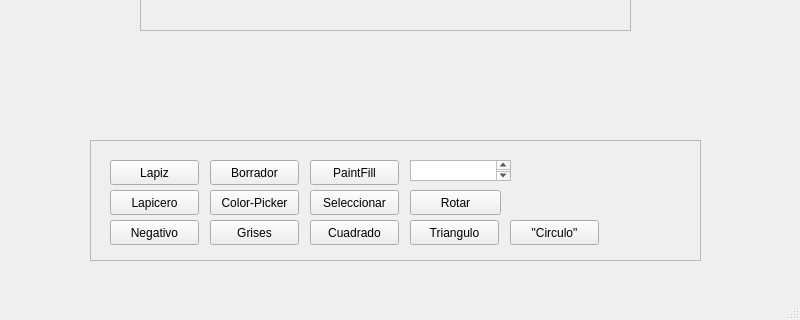
First picture: the form in Interfaz/mainwindow.ui, repository dylangf16/Proyecto-02-CE-2103, before the edit; both pictures show x 0 to 800 and y 280 to 600 of the 800 by 600 pixel window.
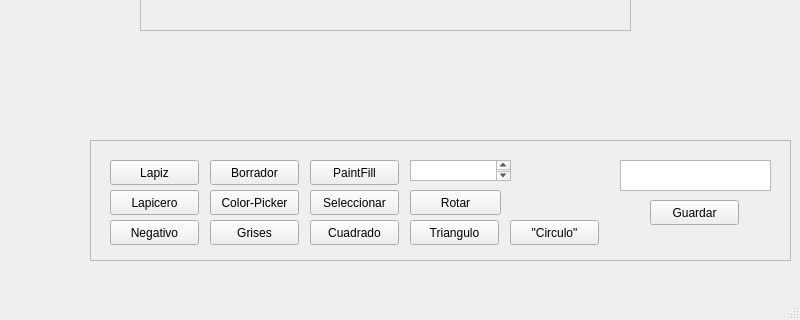
Second picture: the form after the edit.

Commit message: Guardar imagen BMP

What changed in the file:
```diff
--- a/Interfaz/mainwindow.ui
+++ b/Interfaz/mainwindow.ui
@@ -136,7 +136,7 @@
      <rect>
       <x>90</x>
       <y>420</y>
-      <width>611</width>
+      <width>701</width>
       <height>121</height>
      </rect>
     </property>
@@ -151,7 +151,7 @@
       <rect>
        <x>10</x>
        <y>10</y>
-       <width>591</width>
+       <width>681</width>
        <height>101</height>
       </rect>
      </property>
@@ -321,6 +321,32 @@
        <string>&quot;Circulo&quot;</string>
       </property>
      </widget>
+     <widget class="QPlainTextEdit" name="plainTextGetName">
+      <property name="geometry">
+       <rect>
+        <x>520</x>
+        <y>10</y>
+        <width>151</width>
+        <height>31</height>
+       </rect>
+      </property>
+      <property name="overwriteMode">
+       <bool>false</bool>
+      </property>
+     </widget>
+     <widget class="QPushButton" name="Save">
+      <property name="geometry">
+       <rect>
+        <x>550</x>
+        <y>50</y>
+        <width>89</width>
+        <height>25</height>
+       </rect>
+      </property>
+      <property name="text">
+       <string>Guardar</string>
+      </property>
+     </widget>
     </widget>
    </widget>
   </widget>
```
The commit also changes 10 other files.
